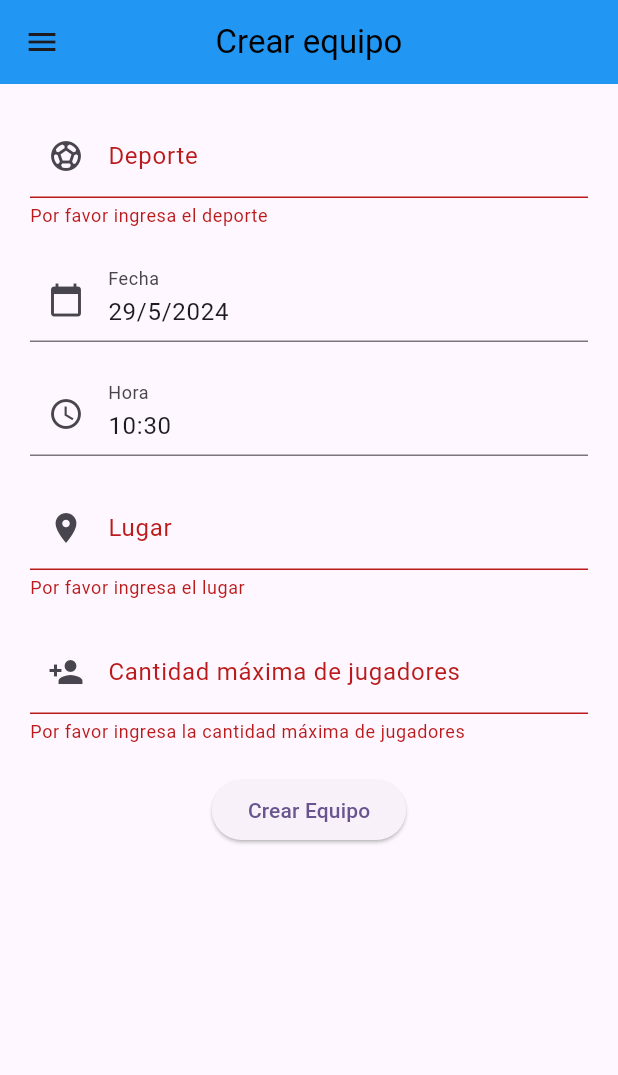
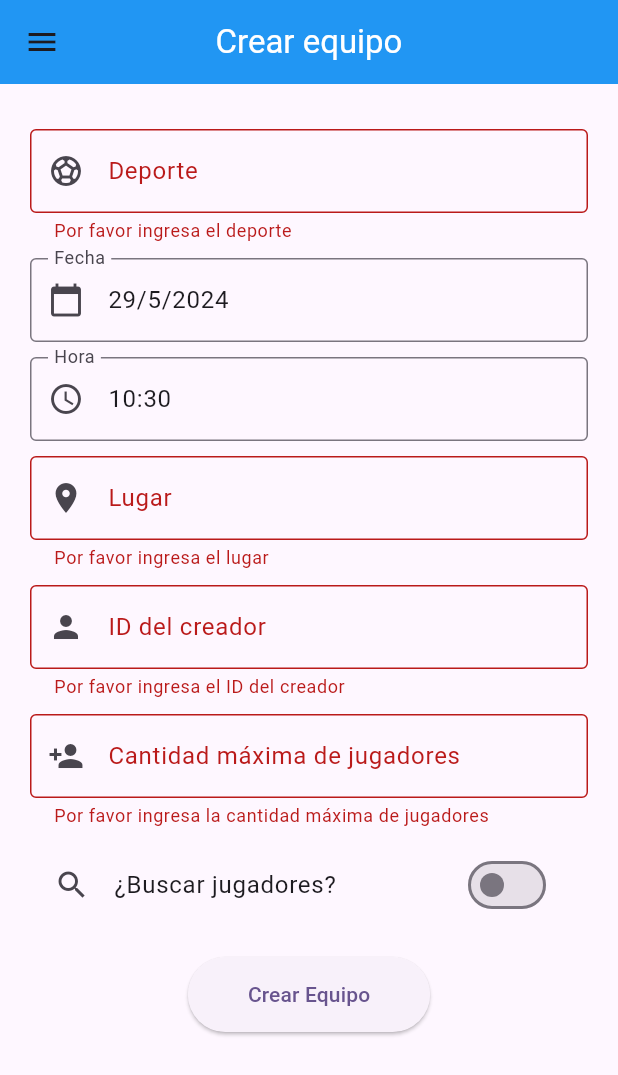
Before and after one commit to MartinCantillo/Movil-Jaime, a Flutter app: the CEquipoScreem screen opened by its route, after a tap on "Crear Equipo", on a phone screen of 412 x 824 dp. Shown: the top 1075 px of the screen. Run offline on Flutter 3.47's test engine with Material 3 defaults, Android fonts, the phone set to English and light mode, and no system bars.

```diff
--- a/project/lib/View/Screem/CEquipoScreem.dart
+++ b/project/lib/View/Screem/CEquipoScreem.dart
@@ -7,6 +7,7 @@ import 'package:project/View/Screem/UnirseJuegoScreem.dart';
 class CEquipoScreem extends StatefulWidget {
   const CEquipoScreem({Key? key});
   static const String nombre = 'CEquipoScreem';
+
   @override
   State<CEquipoScreem> createState() => _CEquipoScreemState();
 }
@@ -17,7 +18,9 @@ class _CEquipoScreemState extends State<CEquipoScreem> {
   late DateTime _fecha;
   late TimeOfDay _hora;
   late String _lugar;
+  late int _creadorId;
   late int _maxJugadores;
+  bool _buscaJugadores = false;
 
   @override
   void initState() {
@@ -33,14 +36,13 @@ class _CEquipoScreemState extends State<CEquipoScreem> {
         appBar: AppBar(
           title: const Text(
             "Crear equipo",
-            style: TextStyle(color: Colors.black),
+            style: TextStyle(color: Colors.white),
           ),
           centerTitle: true,
           backgroundColor: Colors.blue,
         ),
         drawer: Drawer(
           backgroundColor: Colors.white,
-          shadowColor: Colors.black,
           child: ListView(padding: EdgeInsets.zero, children: [
             const DrawerHeader(
               decoration: BoxDecoration(
@@ -57,7 +59,7 @@ class _CEquipoScreemState extends State<CEquipoScreem> {
                 children: [
                   Icon(Icons.home, color: Colors.black),
                   SizedBox(width: 10),
-                  Text('Home ', style: TextStyle(color: Colors.black)),
+                  Text('Home', style: TextStyle(color: Colors.black)),
                 ],
               ),
               onTap: () {
@@ -69,7 +71,7 @@ class _CEquipoScreemState extends State<CEquipoScreem> {
                 children: [
                   Icon(Icons.sports_soccer, color: Colors.black),
                   SizedBox(width: 10),
-                  Text('Crear equipo ', style: TextStyle(color: Colors.black)),
+                  Text('Crear equipo', style: TextStyle(color: Colors.black)),
                 ],
               ),
               onTap: () {
@@ -81,8 +83,7 @@ class _CEquipoScreemState extends State<CEquipoScreem> {
                 children: [
                   Icon(Icons.group, color: Colors.black),
                   SizedBox(width: 10),
-                  Text('Unirse a Juego ',
-                      style: TextStyle(color: Colors.black)),
+                  Text('Unirse a Juego', style: TextStyle(color: Colors.black)),
                 ],
               ),
               onTap: () {
@@ -94,8 +95,7 @@ class _CEquipoScreemState extends State<CEquipoScreem> {
                 children: [
                   Icon(Icons.calendar_today, color: Colors.black),
                   SizedBox(width: 10),
-                  Text('Reservar instalaciones ',
-                      style: TextStyle(color: Colors.black)),
+                  Text('Reservar instalaciones', style: TextStyle(color: Colors.black)),
                 ],
               ),
               onTap: () {
@@ -107,8 +107,7 @@ class _CEquipoScreemState extends State<CEquipoScreem> {
                 children: [
                   Icon(Icons.payment, color: Colors.black),
                   SizedBox(width: 10),
-                  Text('Realizar pago ',
-                      style: TextStyle(color: Colors.black)),
+                  Text('Realizar pago', style: TextStyle(color: Colors.black)),
                 ],
               ),
               onTap: () {
@@ -121,133 +120,188 @@ class _CEquipoScreemState extends State<CEquipoScreem> {
           padding: const EdgeInsets.all(20.0),
           child: Form(
             key: _formKey,
+            child: SingleChildScrollView(
               child: Column(
+                crossAxisAlignment: CrossAxisAlignment.start,
                 children: [
-                TextFormField(
-                  decoration: InputDecoration(
+
+                  SizedBox(height: 10),
+                  _buildTextField(
                     labelText: 'Deporte',
-                    prefixIcon: Icon(Icons.sports_soccer),
+                    prefixIcon: Icons.sports_soccer,
+                    onSaved: (value) => _deporte = value!,
+                    validator: (value) =>
+                        value!.isEmpty ? 'Por favor ingresa el deporte' : null,
                   ),
-                  validator: (value) {
-                    if (value == null || value.isEmpty) {
-                      return 'Por favor ingresa el deporte';
-                    }
-                    return null;
-                  },
-                  onSaved: (value) {
-                    _deporte = value!;
-                  },
-                ),
-                SizedBox(height: 20),
-                TextFormField(
-                  decoration: InputDecoration(
+                  SizedBox(height: 10),
+                  _buildDatePicker(
+                    context: context,
                     labelText: 'Fecha',
-                    prefixIcon: Icon(Icons.calendar_today),
-                  ),
-                  validator: (value) {
-                    if (value == null || value.isEmpty) {
-                      return 'Por favor ingresa la fecha';
-                    }
-                    return null;
-                  },
-                  onTap: () async {
-                    final pickedDate = await showDatePicker(
-                      context: context,
-                      initialDate: _fecha,
-                      firstDate: DateTime.now(),
-                      lastDate: DateTime(2100),
-                    );
-                    if (pickedDate != null) {
+                    prefixIcon: Icons.calendar_today,
+                    selectedDate: _fecha,
+                    onDateSelected: (pickedDate) {
                       setState(() {
                         _fecha = pickedDate;
                       });
-                    }
                     },
-                  readOnly: true,
-                  controller: TextEditingController(
-                      text: '${_fecha.day}/${_fecha.month}/${_fecha.year}'),
                   ),
-                SizedBox(height: 20),
-                TextFormField(
-                  decoration: InputDecoration(
+                  SizedBox(height: 10),
+                  _buildTimePicker(
+                    context: context,
                     labelText: 'Hora',
-                    prefixIcon: Icon(Icons.access_time),
-                  ),
-                  validator: (value) {
-                    if (value == null || value.isEmpty) {
-                      return 'Por favor ingresa la hora';
-                    }
-                    return null;
-                  },
-                  onTap: () async {
-                    final pickedTime = await showTimePicker(
-                      context: context,
-                      initialTime: _hora,
-                    );
-                    if (pickedTime != null) {
+                    prefixIcon: Icons.access_time,
+                    selectedTime: _hora,
+                    onTimeSelected: (pickedTime) {
                       setState(() {
                         _hora = pickedTime;
                       });
-                    }
                     },
-                  readOnly: true,
-                  controller: TextEditingController(
-                      text: '${_hora.hour}:${_hora.minute}'),
+                  ),
+                  SizedBox(height: 10),
+                  _buildTextField(
+                    labelText: 'Lugar',
+                    prefixIcon: Icons.location_on,
+                    onSaved: (value) => _lugar = value!,
+                    validator: (value) =>
+                        value!.isEmpty ? 'Por favor ingresa el lugar' : null,
+                  ),
+                  SizedBox(height: 10),
+                  _buildTextField(
+                    labelText: 'ID del creador',
+                    prefixIcon: Icons.person,
+                    keyboardType: TextInputType.number,
+                    onSaved: (value) => _creadorId = int.parse(value!),
+                    validator: (value) =>
+                        value!.isEmpty ? 'Por favor ingresa el ID del creador' : null,
+                  ),
+                  SizedBox(height: 10),
+                  _buildTextField(
+                    labelText: 'Cantidad máxima de jugadores',
+                    prefixIcon: Icons.person_add,
+                    keyboardType: TextInputType.number,
+                    onSaved: (value) => _maxJugadores = int.parse(value!),
+                    validator: (value) => value!.isEmpty
+                        ? 'Por favor ingresa la cantidad máxima de jugadores'
+                        : null,
+                  ),
+                  SizedBox(height: 10),
+                  SwitchListTile(
+                    title: Text("¿Buscar jugadores?"),
+                    value: _buscaJugadores,
+                    onChanged: (value) {
+                      setState(() {
+                        _buscaJugadores = value;
+                      });
+                    },
+                    secondary: Icon(Icons.search),
                   ),
                   SizedBox(height: 20),
-                TextFormField(
-                  decoration: InputDecoration(
-                    labelText: 'Lugar',
-                    prefixIcon: Icon(Icons.location_on),
-                  ),
-                  validator: (value) {
-                    if (value == null || value.isEmpty) {
-                      return 'Por favor ingresa el lugar';
-                    }
-                    return null;
-                  },
-                  onSaved: (value) {
-                    _lugar = value!;
-                  },
-                ),
-                SizedBox(height: 20),
-                TextFormField(
-                  decoration: InputDecoration(
-                    labelText: 'Cantidad máxima de jugadores',
-                    prefixIcon: Icon(Icons.person_add),
-                  ),
-                  keyboardType: TextInputType.number,
-                  validator: (value) {
-                    if (value == null || value.isEmpty) {
-                      return 'Por favor ingresa la cantidad máxima de jugadores';
-                    }
-                    return null;
-                  },
-                  onSaved: (value) {
-                    _maxJugadores = int.parse(value!);
-                  },
-                ),
-                SizedBox(height: 20),
-                ElevatedButton(
+                  Center(
+                    child: ElevatedButton(
                       onPressed: () {
                         if (_formKey.currentState!.validate()) {
                           _formKey.currentState!.save();
-                      // Aquí puedes enviar los datos a donde quieras
-                      // por ejemplo, puedes imprimirlos en la consola
-                      print('Deporte: $_deporte');
-                      print('Fecha: $_fecha');
-                      print('Hora: $_hora');
-                      print('Lugar: $_lugar');
-                      print('Cantidad máxima de jugadores: $_maxJugadores');
+                          ScaffoldMessenger.of(context).showSnackBar(
+                            SnackBar(content: Text('Equipo creado exitosamente')),
+                          );
+                          // Aquí puedes manejar los datos como desees
                         }
                       },
                       child: Text('Crear Equipo'),
+                      style: ElevatedButton.styleFrom(
+                        padding: EdgeInsets.symmetric(horizontal: 40, vertical: 15),
+                      ),
+                    ),
                   ),
                 ],
               ),
             ),
           ),
         ),
+      ),
+    );
+  }
+
+  Widget _buildTextField({
+    required String labelText,
+    required IconData prefixIcon,
+    required FormFieldSetter<String> onSaved,
+    required FormFieldValidator<String> validator,
+    TextInputType keyboardType = TextInputType.text,
+  }) {
+    return TextFormField(
+      decoration: InputDecoration(
+        labelText: labelText,
+        prefixIcon: Icon(prefixIcon),
+        border: OutlineInputBorder(),
+      ),
+      onSaved: onSaved,
+      validator: validator,
+      keyboardType: keyboardType,
+    );
+  }
+
+  Widget _buildDatePicker({
+    required BuildContext context,
+    required String labelText,
+    required IconData prefixIcon,
+    required DateTime selectedDate,
+    required Function(DateTime) onDateSelected,
+  }) {
+    return GestureDetector(
+      onTap: () async {
+        final pickedDate = await showDatePicker(
+          context: context,
+          initialDate: selectedDate,
+          firstDate: DateTime.now(),
+          lastDate: DateTime(2100),
+        );
+        if (pickedDate != null) {
+          onDateSelected(pickedDate);
+        }
+      },
+      child: AbsorbPointer(
+        child: TextFormField(
+          decoration: InputDecoration(
+            labelText: labelText,
+            prefixIcon: Icon(prefixIcon),
+            border: OutlineInputBorder(),
+          ),
+          controller: TextEditingController(
+              text: '${selectedDate.day}/${selectedDate.month}/${selectedDate.year}'),
+        ),
+      ),
+    );
+  }
+
+  Widget _buildTimePicker({
+    required BuildContext context,
+    required String labelText,
+    required IconData prefixIcon,
+    required TimeOfDay selectedTime,
+    required Function(TimeOfDay) onTimeSelected,
+  }) {
+    return GestureDetector(
+      onTap: () async {
+        final pickedTime = await showTimePicker(
+          context: context,
+          initialTime: selectedTime,
+        );
+        if (pickedTime != null) {
+          onTimeSelected(pickedTime);
+        }
+      },
+      child: AbsorbPointer(
+        child: TextFormField(
+          decoration: InputDecoration(
+            labelText: labelText,
+            prefixIcon: Icon(prefixIcon),
+            border: OutlineInputBorder(),
+          ),
+          controller: TextEditingController(
+              text: '${selectedTime.hour}:${selectedTime.minute}'),
+        ),
+      ),
     );
   }
 }
```
Lines whose indentation alone changed are shown as unchanged.
